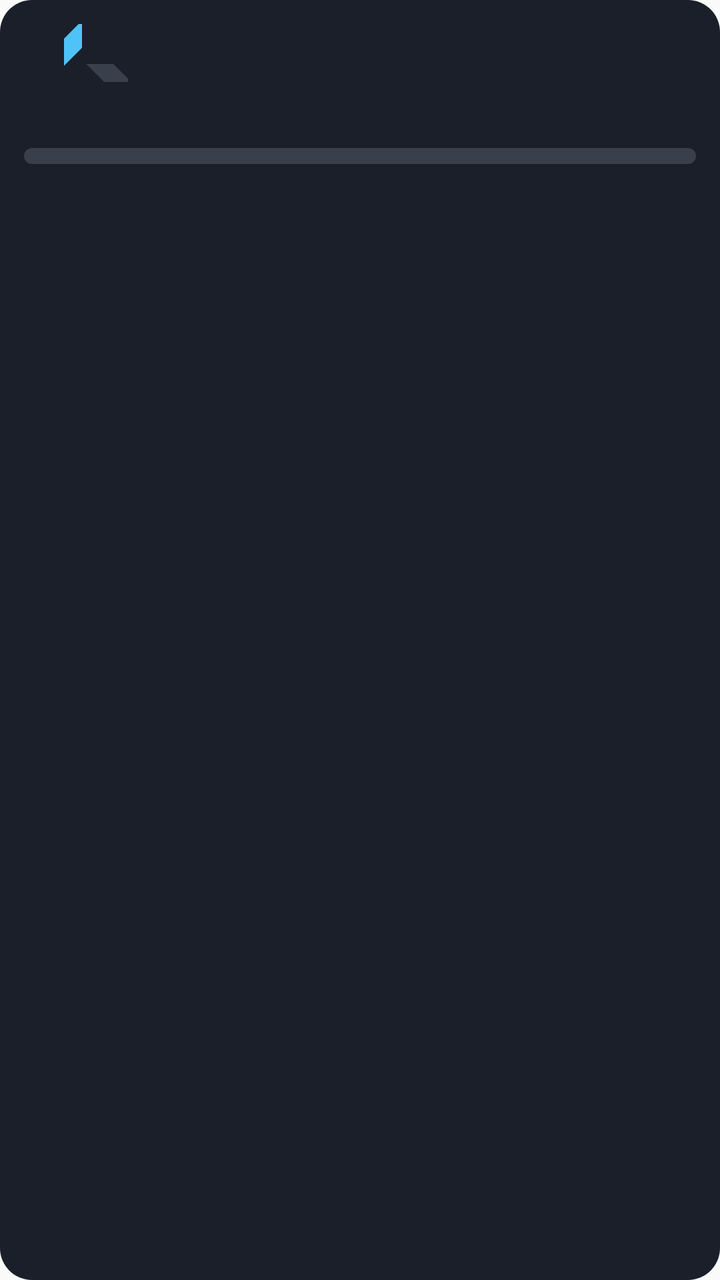
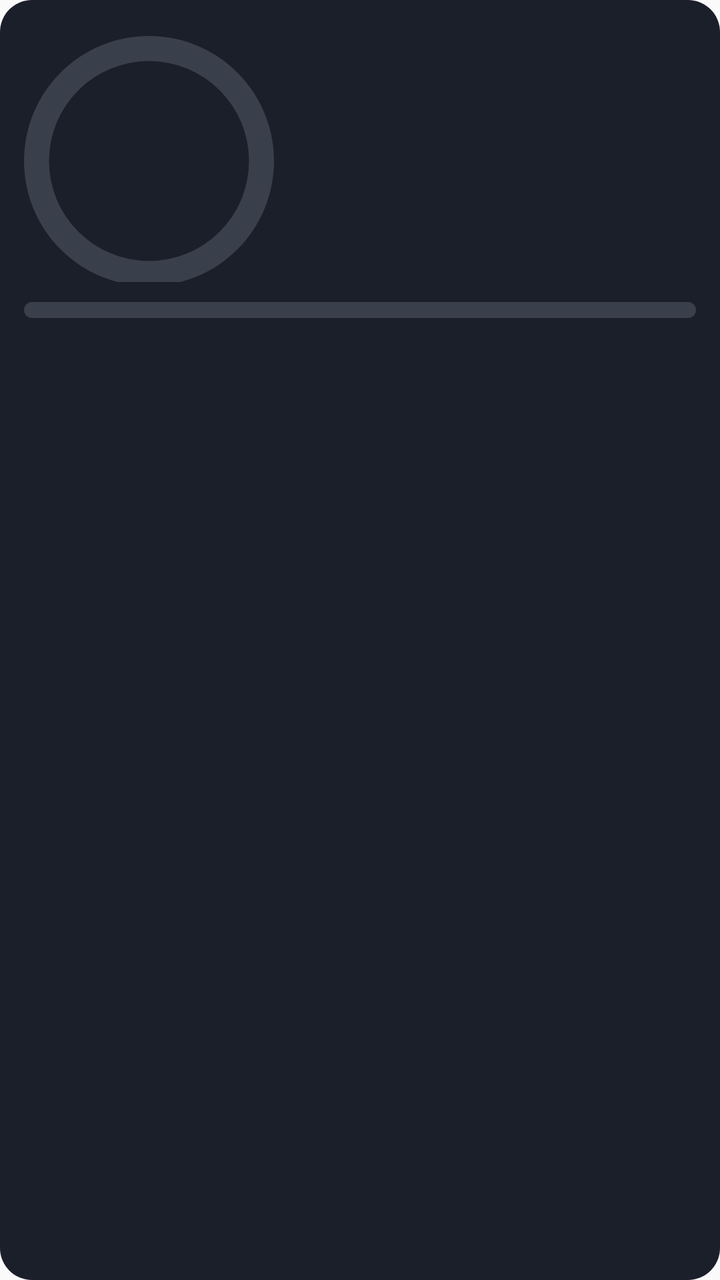

Compare the two renders of this Android layout. The source of the first and the diff that turns it into the second are given below.
<!-- AndroidManifest.xml: application theme Theme.Sofia_Android -->
<!-- res/layout/widget_sofia_medium.xml -->
<?xml version="1.0" encoding="utf-8"?>
<LinearLayout xmlns:android="http://schemas.android.com/apk/res/android"
    android:id="@+id/widget_medium_root"
    android:layout_width="match_parent"
    android:layout_height="match_parent"
    android:background="@drawable/widget_background"
    android:orientation="vertical"
    android:padding="12dp">

    <LinearLayout
        android:layout_width="match_parent"
        android:layout_height="wrap_content"
        android:gravity="center_vertical"
        android:orientation="horizontal">

        <ProgressBar
            android:id="@+id/widget_medium_ring"
            style="?android:attr/progressBarStyle"
            android:layout_width="52dp"
            android:layout_height="52dp"
            android:indeterminateOnly="false"
            android:indeterminate="false"
            android:max="100"
            android:progress="0"
            android:progressDrawable="@drawable/widget_ring_progress_drawable" />

        <LinearLayout
            android:layout_width="0dp"
            android:layout_height="wrap_content"
            android:layout_marginStart="10dp"
            android:layout_weight="1"
            android:orientation="vertical">

            <TextView
                android:id="@+id/widget_medium_mw"
                android:layout_width="wrap_content"
                android:layout_height="wrap_content"
                android:textAppearance="@android:style/TextAppearance.DeviceDefault.Medium"
                android:textColor="@android:color/white"
                android:textStyle="bold" />

            <TextView
                android:id="@+id/widget_medium_capacity"
                android:layout_width="wrap_content"
                android:layout_height="wrap_content"
                android:layout_marginTop="2dp"
                android:textAppearance="@android:style/TextAppearance.DeviceDefault.Small"
                android:textColor="#CFD8DC" />
        </LinearLayout>

        <TextView
            android:id="@+id/widget_medium_test_badge"
            android:layout_width="wrap_content"
            android:layout_height="wrap_content"
            android:background="@drawable/widget_test_badge_background"
            android:paddingHorizontal="8dp"
            android:paddingVertical="2dp"
            android:text="@string/widget_test_badge"
            android:textColor="@android:color/white"
            android:textSize="10sp"
            android:textStyle="bold"
            android:visibility="gone" />
    </LinearLayout>

    <ProgressBar
        android:id="@+id/widget_medium_bar"
        style="?android:attr/progressBarStyleHorizontal"
        android:layout_width="match_parent"
        android:layout_height="8dp"
        android:layout_marginTop="10dp"
        android:indeterminate="false"
        android:max="100"
        android:progress="0"
        android:progressDrawable="@drawable/widget_progress_bar_drawable" />

    <TextView
        android:id="@+id/widget_medium_details"
        android:layout_width="match_parent"
        android:layout_height="wrap_content"
        android:layout_marginTop="10dp"
        android:textAppearance="@android:style/TextAppearance.DeviceDefault.Small"
        android:textColor="#CFD8DC" />

    <TextView
        android:id="@+id/widget_medium_last_update"
        android:layout_width="match_parent"
        android:layout_height="wrap_content"
        android:layout_marginTop="6dp"
        android:textAppearance="@android:style/TextAppearance.DeviceDefault.Small"
        android:textColor="#ECEFF1"
        android:textStyle="bold" />
</LinearLayout>
<!-- resources referenced by this layout -->
<resources>
  <!-- drawable widget_background (drawable) -->
  <?xml version="1.0" encoding="utf-8"?>
  <shape xmlns:android="http://schemas.android.com/apk/res/android">
      <corners android:radius="16dp" />
      <solid android:color="#1B1F2A" />
  </shape>
  <!-- drawable widget_progress_bar_drawable (drawable) -->
  <?xml version="1.0" encoding="utf-8"?>
  <layer-list xmlns:android="http://schemas.android.com/apk/res/android">
      <item android:id="@android:id/background">
          <shape>
              <corners android:radius="999dp" />
              <solid android:color="#3A3F4C" />
          </shape>
      </item>
      <item android:id="@android:id/progress">
          <clip>
              <shape>
                  <corners android:radius="999dp" />
                  <solid android:color="#4FC3F7" />
              </shape>
          </clip>
      </item>
  </layer-list>
  <!-- drawable widget_ring_progress_drawable (drawable) -->
  <?xml version="1.0" encoding="utf-8"?>
  <layer-list xmlns:android="http://schemas.android.com/apk/res/android">
      <item android:id="@android:id/background">
          <shape android:shape="ring">
              <size
                  android:width="56dp"
                  android:height="56dp" />
              <solid android:color="#3A3F4C" />
              <stroke
                  android:width="6dp"
                  android:color="#3A3F4C" />
          </shape>
      </item>
  
      <item android:id="@android:id/progress">
          <rotate
              android:fromDegrees="-90"
              android:pivotX="50%"
              android:pivotY="50%">
              <shape
                  android:shape="ring"
                  android:useLevel="true">
                  <size
                      android:width="56dp"
                      android:height="56dp" />
                  <solid android:color="#4FC3F7" />
                  <stroke
                      android:width="6dp"
                      android:color="#4FC3F7" />
              </shape>
          </rotate>
      </item>
  </layer-list>
  <!-- drawable widget_test_badge_background (drawable) -->
  <?xml version="1.0" encoding="utf-8"?>
  <shape xmlns:android="http://schemas.android.com/apk/res/android">
      <corners android:radius="999dp" />
      <solid android:color="#D32F2F" />
  </shape>
  <string name="widget_test_badge">TEST</string>
  <style name="Theme.Sofia_Android" parent="android:Theme.Material.Light.NoActionBar" />
</resources>

<!-- the commit's change to res/layout/widget_sofia_medium.xml (unified diff, before → after) -->
@@ -15,13 +15,14 @@
 
         <ProgressBar
             android:id="@+id/widget_medium_ring"
-            style="?android:attr/progressBarStyle"
-            android:layout_width="52dp"
-            android:layout_height="52dp"
-            android:indeterminateOnly="false"
+            style="?android:attr/progressBarStyleHorizontal"
+            android:layout_width="125dp"
+            android:layout_height="125dp"
+            android:layout_marginTop="4dp"
             android:indeterminate="false"
             android:max="100"
             android:progress="0"
+            android:background="@drawable/widget_ring_background"
             android:progressDrawable="@drawable/widget_ring_progress_drawable" />
 
         <LinearLayout
<!-- resource entries referenced after the edit -->
@@ -24,40 +24,34 @@
           </clip>
       </item>
   </layer-list>
+  <!-- drawable widget_ring_background (drawable) -->
+  <?xml version="1.0" encoding="utf-8"?>
+  <shape
+      xmlns:android="http://schemas.android.com/apk/res/android"
+      android:shape="ring"
+      android:innerRadiusRatio="2.5"
+      android:thicknessRatio="10"
+      android:useLevel="false">
+      <solid android:color="#3A3F4C" />
+  </shape>
   <!-- drawable widget_ring_progress_drawable (drawable) -->
   <?xml version="1.0" encoding="utf-8"?>
-  <layer-list xmlns:android="http://schemas.android.com/apk/res/android">
-      <item android:id="@android:id/background">
-          <shape android:shape="ring">
-              <size
-                  android:width="56dp"
-                  android:height="56dp" />
-              <solid android:color="#3A3F4C" />
-              <stroke
-                  android:width="6dp"
-                  android:color="#3A3F4C" />
-          </shape>
-      </item>
-  
-      <item android:id="@android:id/progress">
-          <rotate
-              android:fromDegrees="-90"
-              android:pivotX="50%"
-              android:pivotY="50%">
-              <shape
-                  android:shape="ring"
-                  android:useLevel="true">
-                  <size
-                      android:width="56dp"
-                      android:height="56dp" />
-                  <solid android:color="#4FC3F7" />
-                  <stroke
-                      android:width="6dp"
-                      android:color="#4FC3F7" />
-              </shape>
-          </rotate>
-      </item>
-  </layer-list>
+  <rotate
+      xmlns:android="http://schemas.android.com/apk/res/android"
+      android:fromDegrees="270"
+      android:toDegrees="270">
+      <shape
+          android:shape="ring"
+          android:innerRadiusRatio="2.5"
+          android:thicknessRatio="10"
+          android:useLevel="true">
+          <gradient
+              android:type="sweep"
+              android:startColor="#4FC3F7"
+              android:endColor="#4FC3F7"
+              android:useLevel="false" />
+      </shape>
+  </rotate>
   <!-- drawable widget_test_badge_background (drawable) -->
   <?xml version="1.0" encoding="utf-8"?>
   <shape xmlns:android="http://schemas.android.com/apk/res/android">
